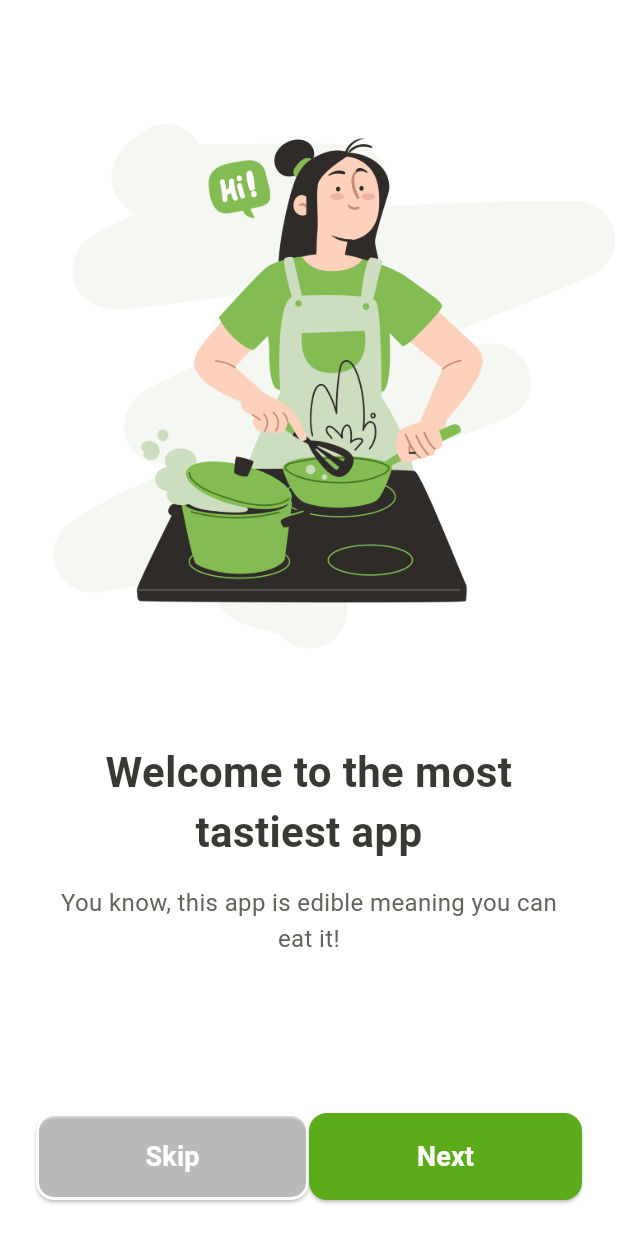
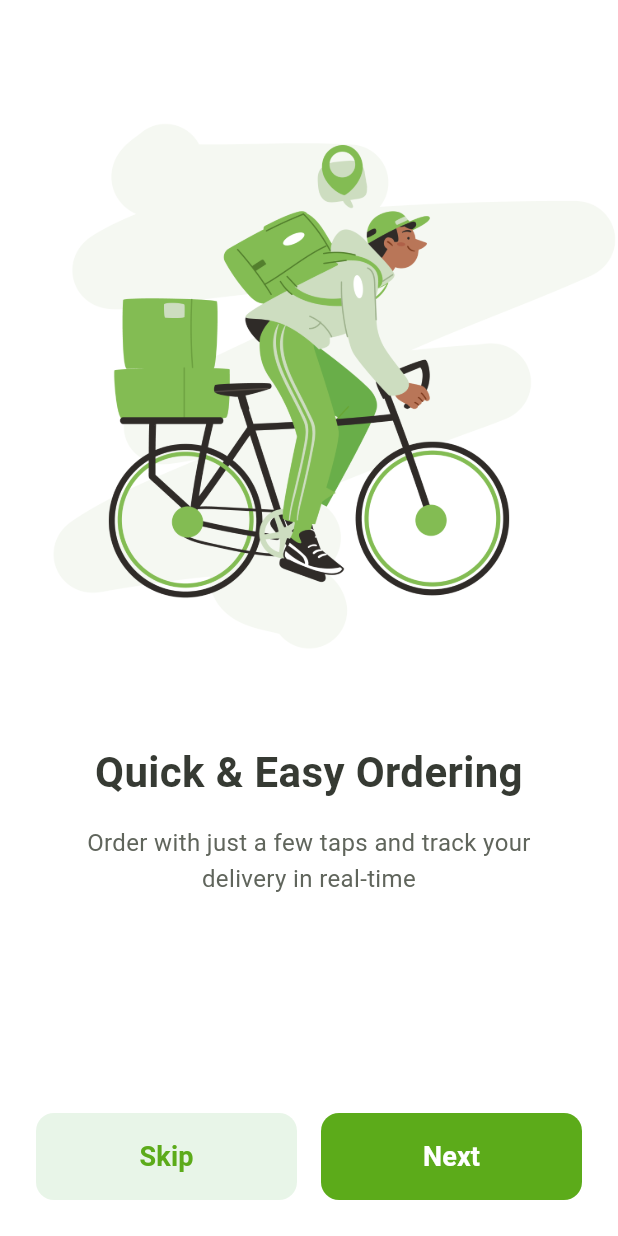
Before and after one commit to Kingjohneycodey/foodey, a Flutter app: the screen it shows after launch, after a tap on "Next", on a phone screen of 412 x 824 dp. Run offline on Flutter 3.47's test engine with Material 3 defaults, Android fonts, the phone set to English and light mode, and no system bars; our stand-ins replace flutter_riverpod, go_router.

Commit message:
added bounce animation to splash screen and fixed onboarding ui

```diff
--- a/lib/features/onboarding/view/onboarding_screen.dart
+++ b/lib/features/onboarding/view/onboarding_screen.dart
@@ -26,11 +26,17 @@ class _OnboardingScreenState extends State<OnboardingScreen> {
       image: 'assets/images/onboarding2.png',
     ),
     OnboardingPage(
-      title: 'Fresh & Quality Food',
-      subtitle: 'Enjoy fresh, high-quality ingredients in every meal',
+      title: 'We’re the besties of birthday peoples',
+      subtitle: 'We send cakes to our plus members, (only one cake per person)',
       image: 'assets/images/onboarding3.png',
     ),
   ];
+
+  @override
+  void dispose() {
+    _pageController.dispose();
+    super.dispose();
+  }
 
   @override
   Widget build(BuildContext context) {
@@ -41,39 +47,32 @@ class _OnboardingScreenState extends State<OnboardingScreen> {
           Container(color: AppColors.background),
           // Only the image and text swipe
           SafeArea(
-            child: Column(
-              mainAxisAlignment: MainAxisAlignment.center,
-              children: [
-                Expanded(
-                  flex: 3,
             child: PageView.builder(
               controller: _pageController,
               onPageChanged: (index) {
+                print('Page changed to: $index');
                 setState(() {
                   _currentPage = index;
                 });
               },
               itemCount: _pages.length,
               itemBuilder: (context, index) {
-                      return Container(
+                return Column(
+                  mainAxisAlignment: MainAxisAlignment.center,
+                  children: [
+                    Expanded(
+                      flex: 3,
+                      child: Container(
                         padding: const EdgeInsets.all(0),
                         child: Image.asset(
                           _pages[index].image,
                           fit: BoxFit.contain,
                         ),
-                      );
-                    },
                       ),
                     ),
                     Expanded(
                       flex: 2,
-                  child: PageView.builder(
-                    controller: _pageController,
-                    physics: const NeverScrollableScrollPhysics(),
-                    // lock text to image page
-                    itemCount: _pages.length,
-                    itemBuilder: (context, index) {
-                      return Container(
+                      child: Container(
                         padding: const EdgeInsets.symmetric(horizontal: 32),
                         child: Column(
                           children: [
@@ -98,11 +97,11 @@ class _OnboardingScreenState extends State<OnboardingScreen> {
                             ),
                           ],
                         ),
-                      );
-                    },
                       ),
                     ),
                   ],
+                );
+              },
             ),
           ),
           // Bottom controls
@@ -143,36 +142,40 @@ class _OnboardingScreenState extends State<OnboardingScreen> {
                               context.go('/login');
                             },
                             style: ElevatedButton.styleFrom(
-                              backgroundColor: Colors.transparent,
+                              backgroundColor: const Color(0xFFE8F5E8),
+                              elevation: 0,
                               padding: const EdgeInsets.symmetric(vertical: 16),
                               shape: RoundedRectangleBorder(
                                 borderRadius: BorderRadius.circular(12),
-                                side: const BorderSide(
-                                  color: Colors.white,
-                                  width: 2,
-                                ),
                               ),
                             ),
                             child: const Text(
                               'Skip',
                               style: TextStyle(
-                                color: Colors.white,
+                                color: Color(0xFF5CAB1A),
                                 fontSize: 18,
                                 fontWeight: FontWeight.bold,
                               ),
                             ),
                           ),
                         ),
+                        const SizedBox(width: 16),
                         Expanded(
                           child: ElevatedButton(
                             onPressed: () {
+                              print(
+                                'Next button pressed, current page: $_currentPage',
+                              );
+                              if (_currentPage < _pages.length - 1) {
                                 _pageController.nextPage(
                                   duration: const Duration(milliseconds: 300),
                                   curve: Curves.easeInOut,
                                 );
+                              }
                             },
                             style: ElevatedButton.styleFrom(
                               backgroundColor: AppColors.primary,
+                              elevation: 0,
                               padding: const EdgeInsets.symmetric(vertical: 16),
                               shape: RoundedRectangleBorder(
                                 borderRadius: BorderRadius.circular(12),
@@ -198,18 +201,18 @@ class _OnboardingScreenState extends State<OnboardingScreen> {
                           context.go('/login');
                         },
                         style: ElevatedButton.styleFrom(
-                          backgroundColor: Colors.white,
+                          backgroundColor: AppColors.primary,
                           padding: const EdgeInsets.symmetric(vertical: 16),
                           shape: RoundedRectangleBorder(
                             borderRadius: BorderRadius.circular(12),
                           ),
                         ),
-                        child: Text(
+                        child: const Text(
                           'Get Started',
-                          style: const TextStyle(
+                          style: TextStyle(
                             fontSize: 18,
                             fontWeight: FontWeight.bold,
-                            color: Colors.orange,
+                            color: Colors.white,
                           ),
                         ),
                       ),
--- a/lib/features/splash/view/splash_screen.dart
+++ b/lib/features/splash/view/splash_screen.dart
@@ -8,10 +8,22 @@ class SplashScreen extends StatefulWidget {
   State<SplashScreen> createState() => _SplashScreenState();
 }
 
-class _SplashScreenState extends State<SplashScreen> {
+class _SplashScreenState extends State<SplashScreen>
+    with SingleTickerProviderStateMixin {
+  late AnimationController _animationController;
+  late Animation<double> _bounceAnimation;
+
   @override
   void initState() {
     super.initState();
+    _animationController = AnimationController(
+      duration: const Duration(milliseconds: 2000),
+      vsync: this,
+    );
+    _bounceAnimation = Tween<double>(begin: 0.0, end: 1.0).animate(
+      CurvedAnimation(parent: _animationController, curve: Curves.bounceOut),
+    );
+    _animationController.repeat(count: 3);
     _navigateToOnboarding();
   }
 
@@ -24,6 +36,12 @@ class _SplashScreenState extends State<SplashScreen> {
   }
 
   @override
+  void dispose() {
+    _animationController.dispose();
+    super.dispose();
+  }
+
+  @override
   Widget build(BuildContext context) {
     return Scaffold(
       backgroundColor: Colors.white,
@@ -33,10 +51,13 @@ class _SplashScreenState extends State<SplashScreen> {
           children: [
             Image.asset('assets/images/splash.png', fit: BoxFit.cover),
             Center(
-              child: Image.asset(
-                'assets/images/logo-icon.png',
-                width: 150,
-                height: 150,
+              child: ScaleTransition(
+                scale: _bounceAnimation,
+                child: Image.asset(
+                  'assets/images/logo-icon.png',
+                  width: 150,
+                  height: 150,
+                ),
               ),
             ),
           ],
```
Also changed, not shown: assets/images/onboarding2.png (added), assets/images/onboarding3.png (added). Lines whose indentation alone changed are shown as unchanged.
